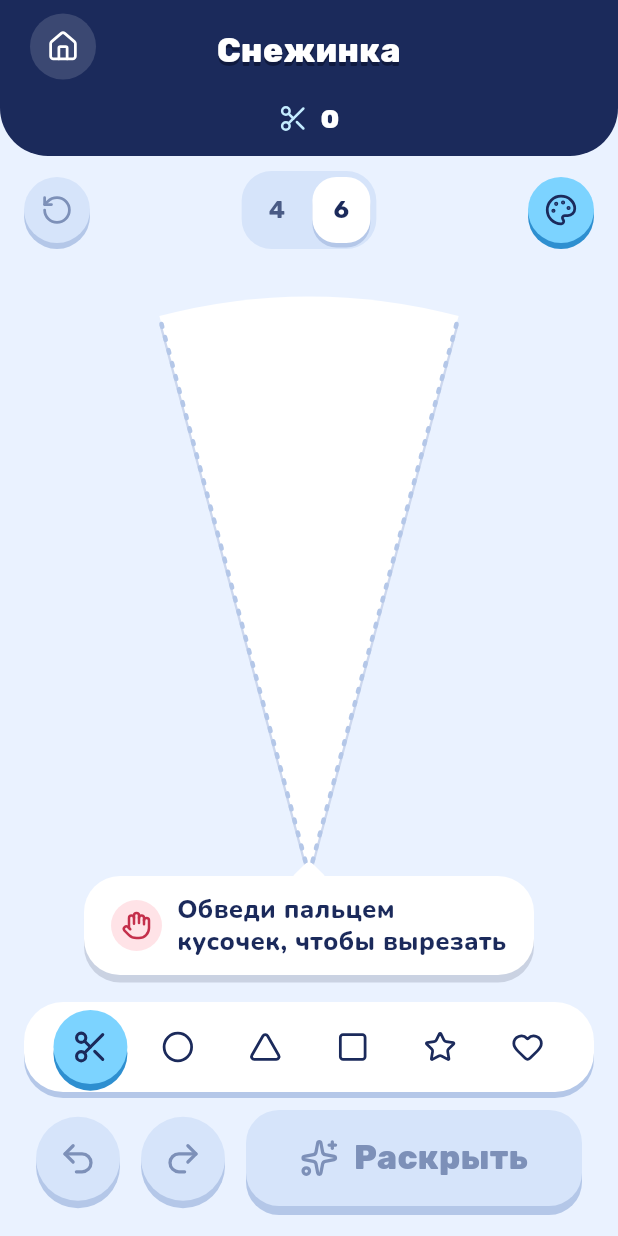
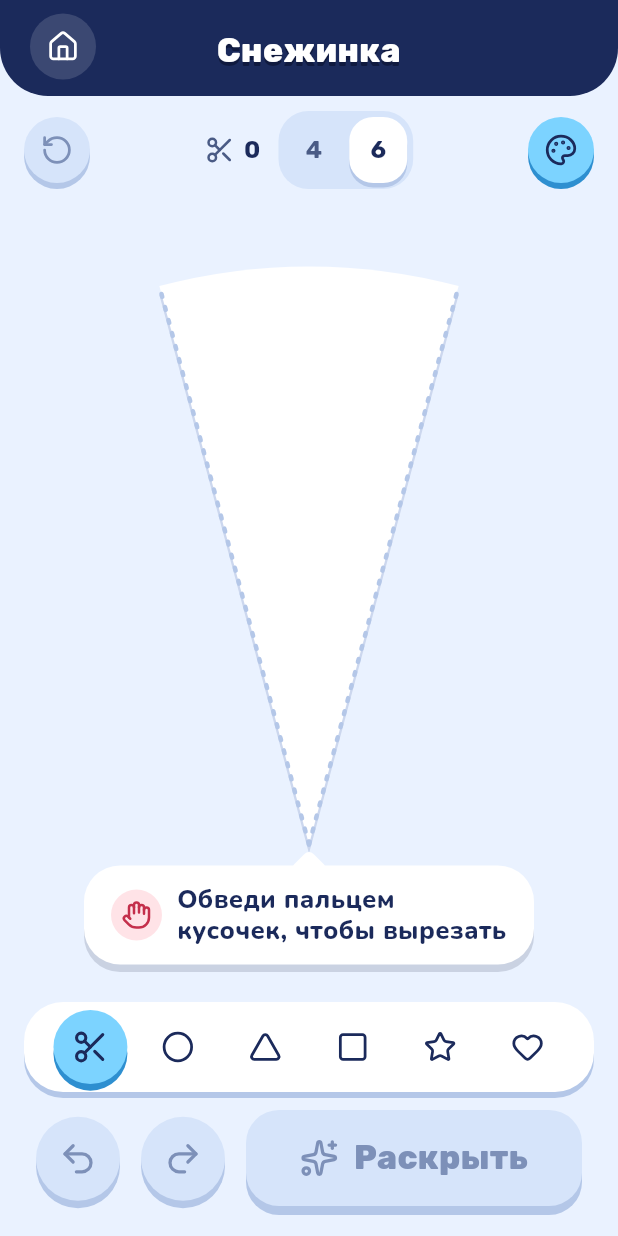
Before and after one commit to pinchukovartur/Snowflake, a Flutter app: the screen it shows after launch, after a tap on "Играть", on a phone screen of 412 x 824 dp. Run offline on Flutter 3.47's test engine with Material 3 defaults, Android fonts, the phone set to English and light mode, and no system bars; our stand-ins replace google_fonts, lucide_icons_flutter.

Commit message:
Полишим
Масштаб двумя пальцами от 1× до 4×. Двумя пальцами клин можно и двигать: точка между пальцами остаётся под ними.
Второй палец отменяет начатый штрих, так что щипок никогда не превращается в разрез. Пока пальцы не убраны, новый разрез не начнётся.
Увеличивается геометрия, а не картинка. Линии разрезов и пунктир не толстеют, координаты разрезов остаются точными. Это проверено тестом: после увеличения в 2× тот же жест даёт разрез вдвое короче.
Увеличенный клин обрезается по полю и не налезает на шапку и панель.
Интерфейс экрана вырезания
Счётчик разрезов перенесён к переключателю 4/6 и стоит рядом с ним, без общей подложки.
Шапка стала ниже, в ней только домик и заголовок.
Раскрытие
Снежинка больше не уменьшается, когда появляется окно «Отлично!».
Подъём снежинки стал плавнее: 550 мс с мягким разгоном и торможением. Она поднимается ниже, чем раньше.
Убран рывок вниз в момент исчезновения надписи «Раскрываем…». Теперь надпись гаснет, а не удаляется.

```diff
--- a/lib/screens/cut_screen.dart
+++ b/lib/screens/cut_screen.dart
@@ -226,32 +226,16 @@ class _CutScreenState extends State<CutScreen> {
         children: [
           // Night header with rounded bottom corners.
           Container(
-            padding: EdgeInsets.only(top: pad.top, bottom: 12),
+            padding: EdgeInsets.only(top: pad.top, bottom: 4),
             decoration: const BoxDecoration(
               color: C.night800,
               borderRadius: BorderRadius.vertical(bottom: Radius.circular(32)),
             ),
-            child: Column(
-              children: [
-                TopBar(
+            child: TopBar(
               left: RoundBtn(LucideIcons.house, label: 'Домой', variant: Variant.ghost, size: BtnSize.s, onTap: widget.onHome),
               title: 'Снежинка',
               // As wide as the home button, keeping the title centred.
               right: const SizedBox(width: 44),
-                ),
-                Padding(
-                  padding: const EdgeInsets.fromLTRB(28, 6, 28, 0),
-                  // Cuts made on this flake.
-                  child: Row(
-                    mainAxisAlignment: MainAxisAlignment.center,
-                    children: [
-                      const Icon(LucideIcons.scissors, size: 20, color: C.ice200),
-                      const SizedBox(width: 8),
-                      Text('${_cuts.length}', style: display(18)),
-                    ],
-                  ),
-                ),
-              ],
             ),
           ),
           Expanded(
@@ -307,11 +291,18 @@ class _CutScreenState extends State<CutScreen> {
                       ),
                       Positioned(
                         top: 10,
-                        child: Segmented<int>(
+                        child: Row(mainAxisSize: MainAxisSize.min, children: [
+                          // Cuts made on this flake, next to the fold choice.
+                          const Icon(LucideIcons.scissors, size: 20, color: C.snow700),
+                          const SizedBox(width: 6),
+                          Text('${_cuts.length}', style: display(16, weight: FontWeight.w700, color: C.night800)),
+                          const SizedBox(width: 12),
+                          Segmented<int>(
                             options: const [SegOption(4, '4'), SegOption(6, '6')],
                             value: _folds,
                             onChanged: _refold,
                           ),
+                        ]),
                       ),
                       Positioned(
                         top: 14,
```
Also changed, not shown: lib/screens/reveal_screen.dart (+13 -13 lines), lib/snowflake/cut_board.dart (+68 -4 lines). Lines whose indentation alone changed are shown as unchanged.
